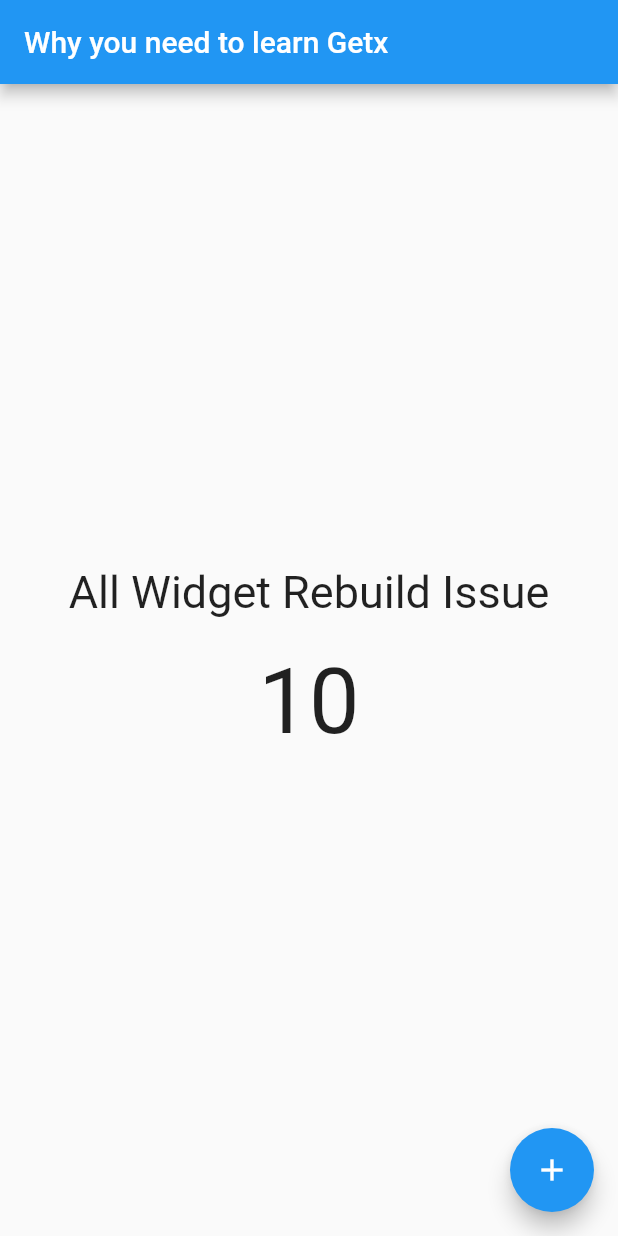
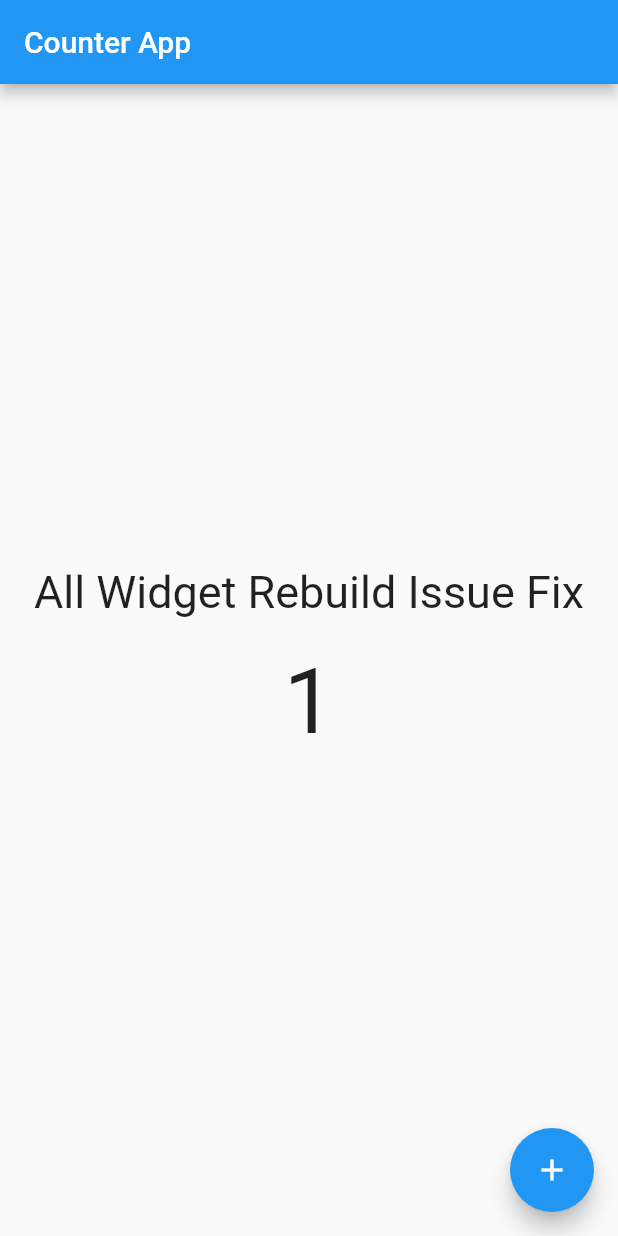
Before and after one commit to mdsomad/Flutter_Get-X_State_Management, a Flutter app: the screen it shows after launch, after a tap on the "add" icon, on a phone screen of 412 x 824 dp. Run offline on Flutter 3.47's test engine with Material 2 defaults, Android fonts, the phone set to English and light mode, and no system bars; our stand-ins replace get.

Commit message:
GetX State Manamgent rebuild fix

```diff
--- /dev/null
+++ b/lib/counter_controller.dart
@@ -0,0 +1,16 @@
+import 'package:get/get.dart';
+
+class CounterController extends GetxController{
+
+  // final counter = 0.obs;   //* <-- GetX Meni variable is tarike se use kar sakte hai
+  RxInt counter = 0.obs;
+
+
+
+  incrementCounter(){
+    counter.value++;
+    print(counter.value);
+  }
+
+
+}
--- a/lib/home_screen.dart
+++ b/lib/home_screen.dart
@@ -1,8 +1,7 @@
 import 'dart:async';
 import 'package:flutter/material.dart';
+import 'package:flutter_get_x_state_management/counter_controller.dart';
 import 'package:get/get.dart';
-
-
 
 class HomeScreen extends StatefulWidget {
   const HomeScreen({super.key});
@@ -12,55 +11,57 @@ class HomeScreen extends StatefulWidget {
 }
 
 class _HomeScreenState extends State<HomeScreen> {
+  final CounterController controller =
+      Get.put(CounterController()); //* <-- created & initialized
 
-  int x = 0;
-
-
- @override
+  @override
   void initState() {
     // TODO: implement initState
     super.initState();
-    Timer.periodic(Duration(seconds: 1),(timer){
-      x++;
-      setState(() {
-      });
-    });
   }
-
-
-
 
   @override
   Widget build(BuildContext context) {
     print("Widget Rebuild");
+
     return Scaffold(
-      appBar: AppBar(
-        title: Text("Why you need to learn Getx")
-      ),
+      appBar: AppBar(title: Text("Counter App")),
 
-      body: Center(
-        child: Column(
+      body: Center(child: Obx(() {
+        return Column(
           mainAxisAlignment: MainAxisAlignment.center,
           crossAxisAlignment: CrossAxisAlignment.center,
           children: [
 
-            Text("All Widget Rebuild Issue",style: TextStyle(fontSize: 30)),
+            Text("All Widget Rebuild Issue Fix",
+                style: TextStyle(fontSize: 30)),
 
-            const SizedBox(height: 20,),
+            const SizedBox(
+              height: 20,
+            ),
 
-            Text(x.toString(),style: TextStyle(fontSize: 60),),
+            Text(
+              controller.counter.toString(),
+              style: TextStyle(fontSize: 60),
+            ),
 
           ],
-        ),
-      ),
+        );
 
 
-      floatingActionButton: FloatingActionButton(onPressed: (){
-        x++;
-        setState(() {
+      })
 
-        });
-      },child: Icon(Icons.add),),
+
+    ),
+
+
+
+      floatingActionButton: FloatingActionButton(
+        onPressed: () {
+          controller.incrementCounter();
+        },
+        child: Icon(Icons.add),
+      ),
 
 
 
```
Also changed, not shown: 1 other file.
